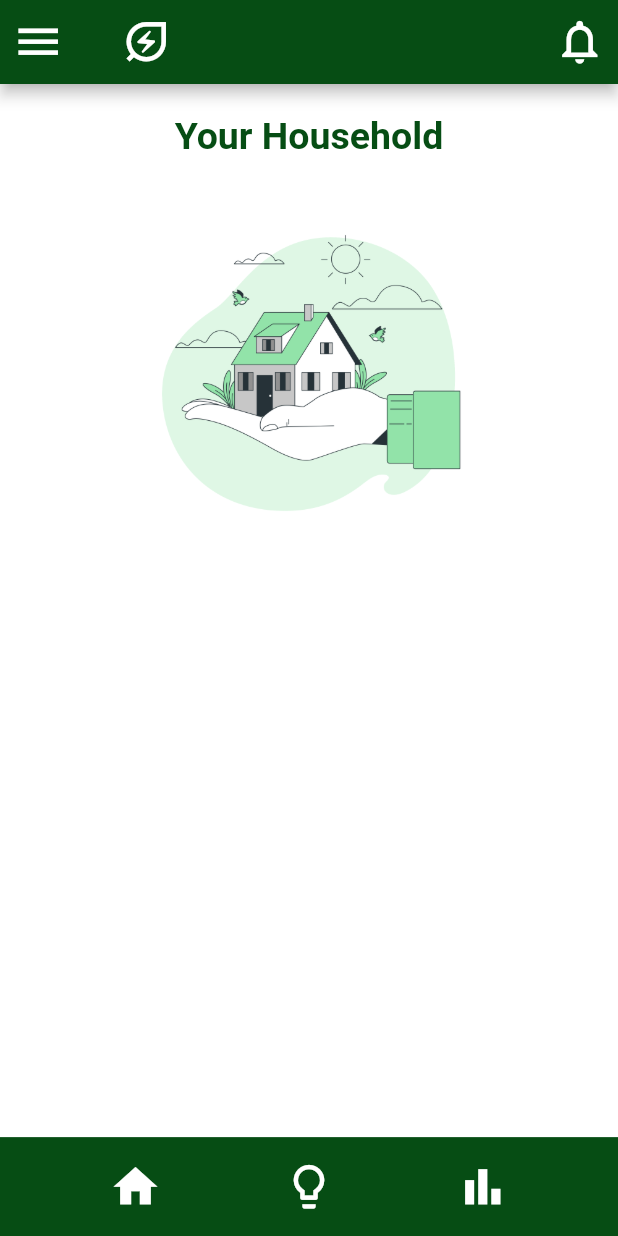
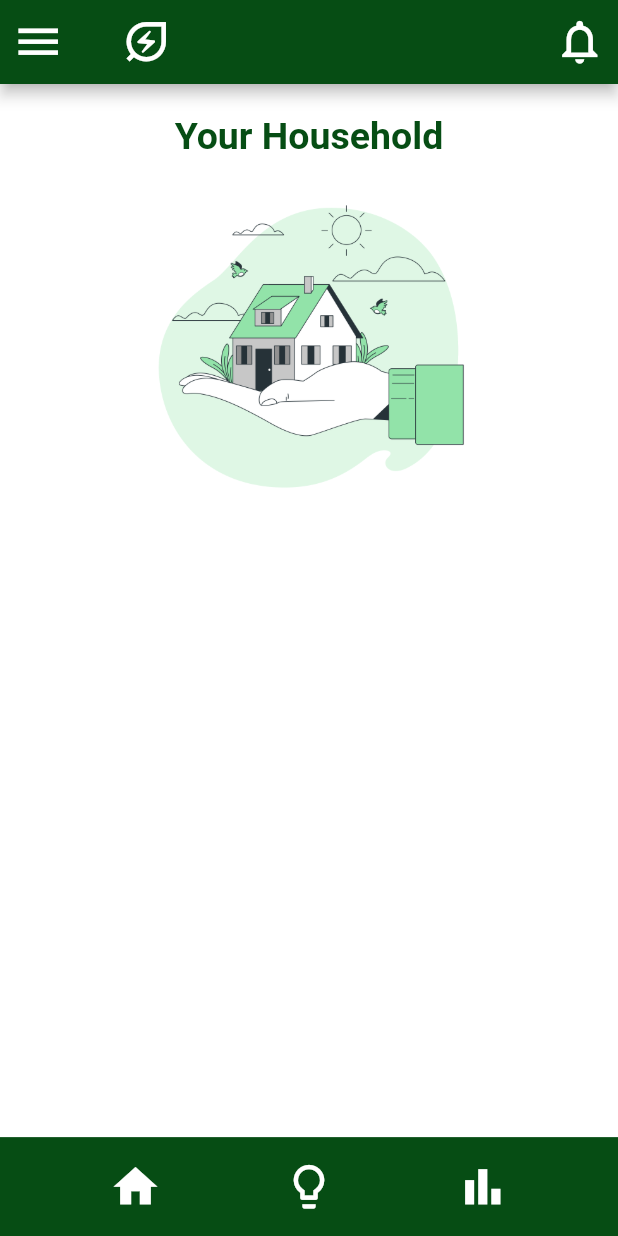
Before and after one commit to suhas-arun/drp_40, a Flutter app: the screen it shows after launch, on a phone screen of 412 x 824 dp. Run offline on Flutter 3.47's test engine with Material 2 defaults, Android fonts, the phone set to English and light mode, and no system bars; our stand-ins replace cloud_firestore, firebase_core, fl_chart, pie_chart; accounts and stored records are empty.

Commit message:
Adjusted padding in container on home page

```diff
--- a/lib/pages/home_page.dart
+++ b/lib/pages/home_page.dart
@@ -22,18 +22,18 @@ class _HomePageState extends State<HomePage> {
         body: Column(
           children: [
             const TopBar(),
-            Container(
+            SizedBox(
                 height: APPSize.REM_HEIGHT(context),
                 child: Column(
                   children: [
                     Container(
-                        margin: EdgeInsets.all(20),
+                        margin: const EdgeInsets.only(top: 20),
                         child: const Text("Your Household",
                             style: APPText.largeGreenText)),
                     Container(
-                        margin: const EdgeInsets.all(20),
-                        height: APPSize.WIDTH(context) * 0.5,
-                        width: APPSize.WIDTH(context) * 0.5,
+                        margin: const EdgeInsets.only(top: 20),
+                        height: APPSize.REM_HEIGHT(context) * 0.3,
+                        width: APPSize.REM_HEIGHT(context) * 0.3,
                         decoration: const BoxDecoration(
                           image: DecorationImage(
                               fit: BoxFit.fill,
@@ -42,7 +42,6 @@ class _HomePageState extends State<HomePage> {
                     const UserTile(),
                   ],
                 )),
-            Expanded(child: Container()),
             const BottomBar(),
           ],
         ));
```
